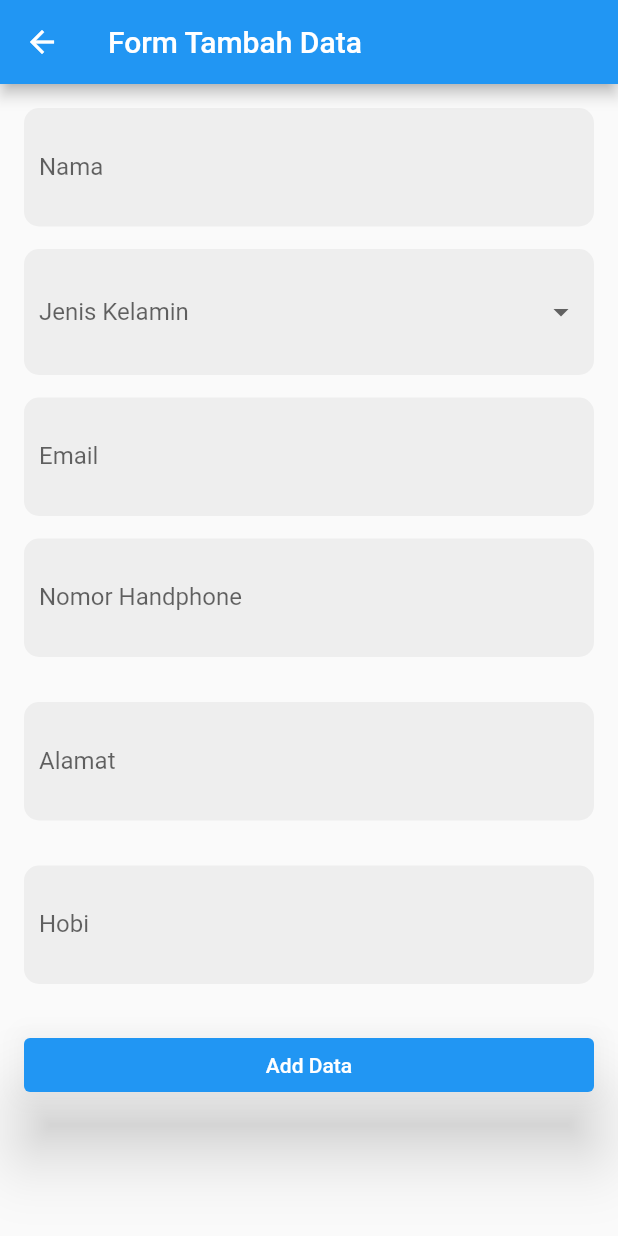
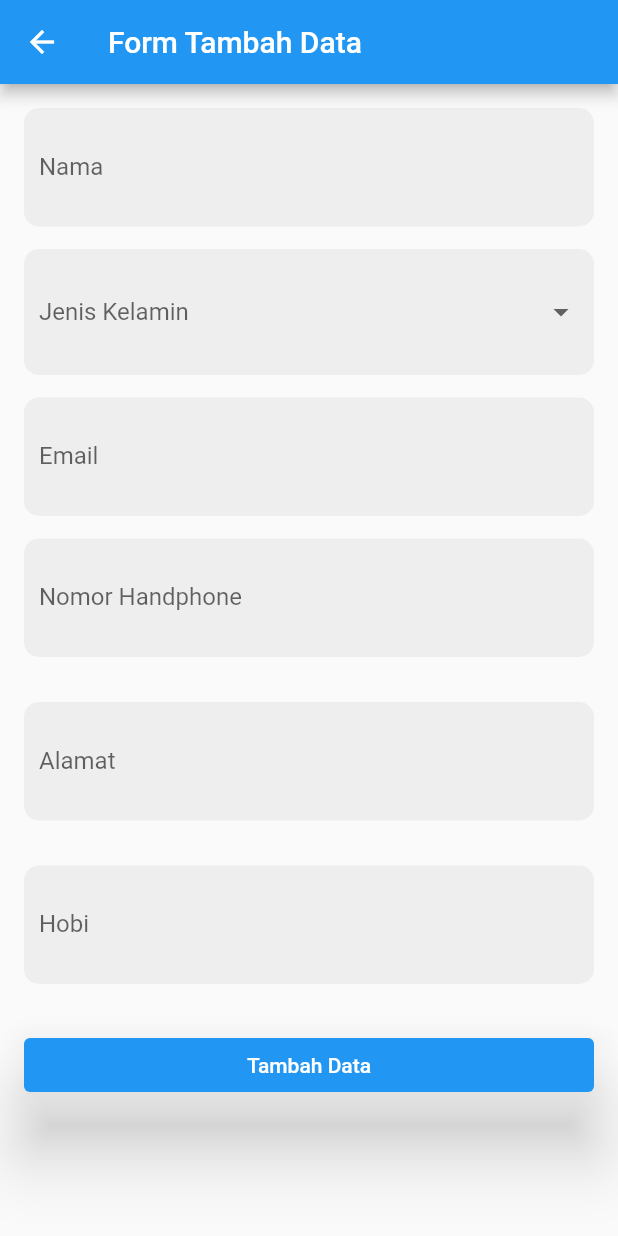
Before and after one commit to fatkhurrahman23/2023_Mobile-Programming, a Flutter app: the screen it shows after launch, after a tap on the "add" icon, on a phone screen of 412 x 824 dp. Run offline on Flutter 3.47's test engine with Material 2 defaults, Android fonts, the phone set to English and light mode, and no system bars; our stand-ins replace shared_preferences; network calls fail.

Commit message:
contact app

```diff
--- a/PROGRAM/pertemuan-9/flutter_contact_app/lib/add_form.dart
+++ b/PROGRAM/pertemuan-9/flutter_contact_app/lib/add_form.dart
@@ -226,7 +226,7 @@ class _AddFormState extends State<AddForm> {
                 style: ButtonStyle(
                   elevation: MaterialStateProperty.all(20), // This adds the shadow
                 ),
-                child: Text('Add Data'),
+                child: Text('Tambah Data'),
               )
             ],
           ),
--- a/PROGRAM/pertemuan-9/flutter_contact_app/lib/splash_screen.dart
+++ b/PROGRAM/pertemuan-9/flutter_contact_app/lib/splash_screen.dart
@@ -21,9 +21,9 @@ class _SplashScreenState extends State<SplashScreen> {
     return Scaffold(
       body: Center(
         child: Image.network(
-          "https://scontent.cdninstagram.com/v/t39.30808-6/394923287_18396917983000143_6003338133617979780_n.jpg?stp=dst-jpg_e15&efg=eyJ2ZW5jb2RlX3RhZyI6ImltYWdlX3VybGdlbi4xNDQweDE3OTcuc2RyIn0&_nc_ht=scontent.cdninstagram.com&_nc_cat=103&_nc_ohc=2NsgqJL6-RcAX8rnanr&edm=APs17CUAAAAA&ccb=7-5&_nc_e2o=s&oh=00_AfAl6gotgvgeg4IQCBCJ_OHvIZe9ysPYYPzskiyDz_d_tw&oe=655F9C1B&_nc_sid=10d13b",
-          width: 300,
-          height: 300,
+          "https://cdn.icon-icons.com/icons2/2348/PNG/512/contacts_address_book_icon_143029.png",
+          width: 150,
+          height: 150,
         )
       ),
     );
```
Also changed, not shown: PROGRAM/pertemuan-9/flutter_contact_app/lib/contact_service.dart (+27 -18 lines).
